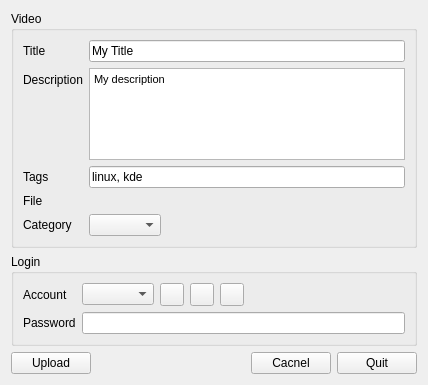
hippich/recorditnow, file src/plugins/upload/youtube/ui/youtube.ui: the form before one commit.
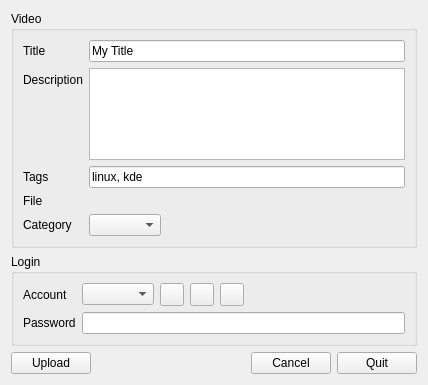
The form after the commit. Custom widgets are drawn as their Qt base class.

The edit to the form file:
```diff
--- a/src/plugins/upload/youtube/ui/youtube.ui
+++ b/src/plugins/upload/youtube/ui/youtube.ui
@@ -58,11 +58,11 @@
            </sizepolicy>
           </property>
           <property name="html">
-           <string>&lt;!DOCTYPE HTML PUBLIC &quot;-//W3C//DTD HTML 4.0//EN&quot; &quot;http://www.w3.org/TR/REC-html40/strict.dtd&quot;&gt;
+           <string notr="true">&lt;!DOCTYPE HTML PUBLIC &quot;-//W3C//DTD HTML 4.0//EN&quot; &quot;http://www.w3.org/TR/REC-html40/strict.dtd&quot;&gt;
 &lt;html&gt;&lt;head&gt;&lt;meta name=&quot;qrichtext&quot; content=&quot;1&quot; /&gt;&lt;style type=&quot;text/css&quot;&gt;
 p, li { white-space: pre-wrap; }
 &lt;/style&gt;&lt;/head&gt;&lt;body style=&quot; font-family:'Tahoma'; font-size:8pt; font-weight:400; font-style:normal;&quot;&gt;
-&lt;p style=&quot; margin-top:0px; margin-bottom:0px; margin-left:0px; margin-right:0px; -qt-block-indent:0; text-indent:0px;&quot;&gt;My description&lt;/p&gt;&lt;/body&gt;&lt;/html&gt;</string>
+&lt;p style=&quot;-qt-paragraph-type:empty; margin-top:0px; margin-bottom:0px; margin-left:0px; margin-right:0px; -qt-block-indent:0; text-indent:0px;&quot;&gt;&lt;/p&gt;&lt;/body&gt;&lt;/html&gt;</string>
           </property>
          </widget>
         </item>
@@ -213,7 +213,7 @@
      <item>
       <widget class="KPushButton" name="cancelButton">
        <property name="text">
-        <string>Cacnel</string>
+        <string>Cancel</string>
        </property>
       </widget>
      </item>
```
Left out of the diff: 3 changed lines with no effect on the pictures.
